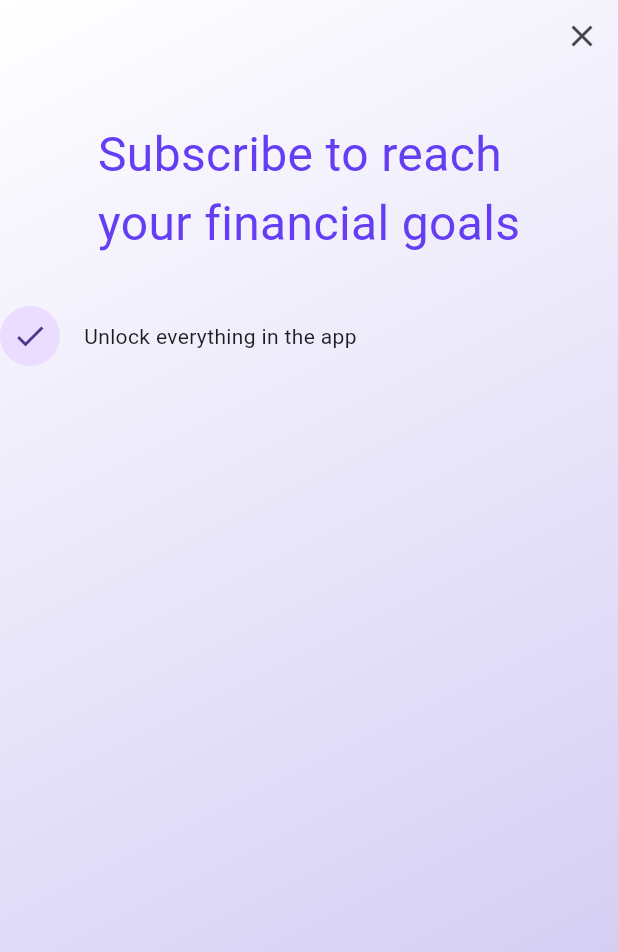
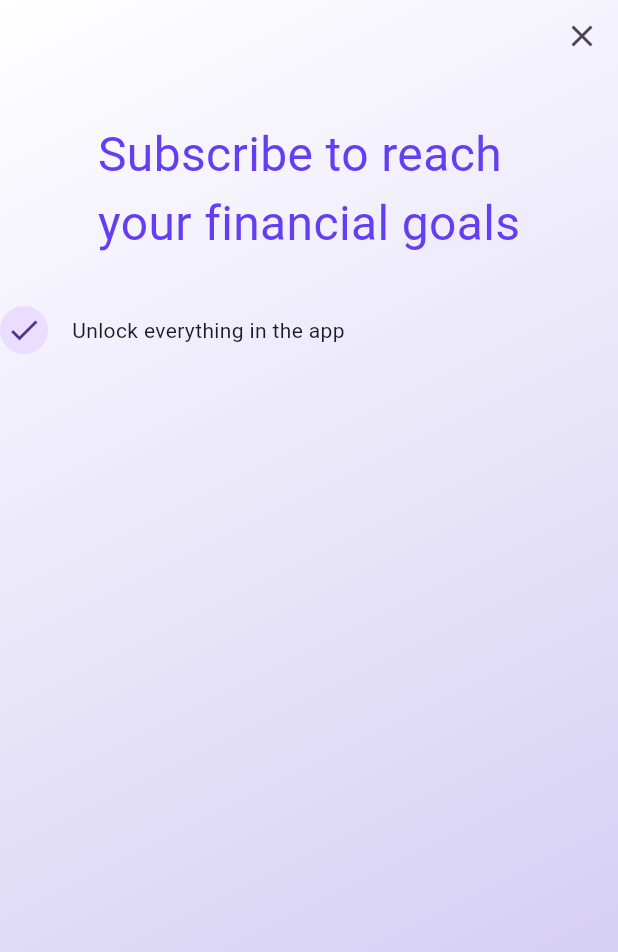
Before and after one commit to JAICHANGPARK/flutter_notebook_chapter_43, a Flutter app: the PaywallScreen screen opened directly, on a phone screen of 412 x 824 dp. Shown: the top 952 px of the screen. Run offline on Flutter 3.47's test engine with Material 3 defaults, Android fonts, the phone set to English and light mode, and no system bars; our stand-ins replace gap.

Commit message:
Update paywall_screen.dart

```diff
--- a/lib/ep2154_paywall_screen/views/paywall_screen.dart
+++ b/lib/ep2154_paywall_screen/views/paywall_screen.dart
@@ -60,6 +60,7 @@ class _PaywallScreenState extends State<PaywallScreen> {
                       Row(
                         children: [
                           CircleAvatar(
+                            radius: 16,
                             child: Icon(Icons.check),
                           ),
                           Gap(16),
```
